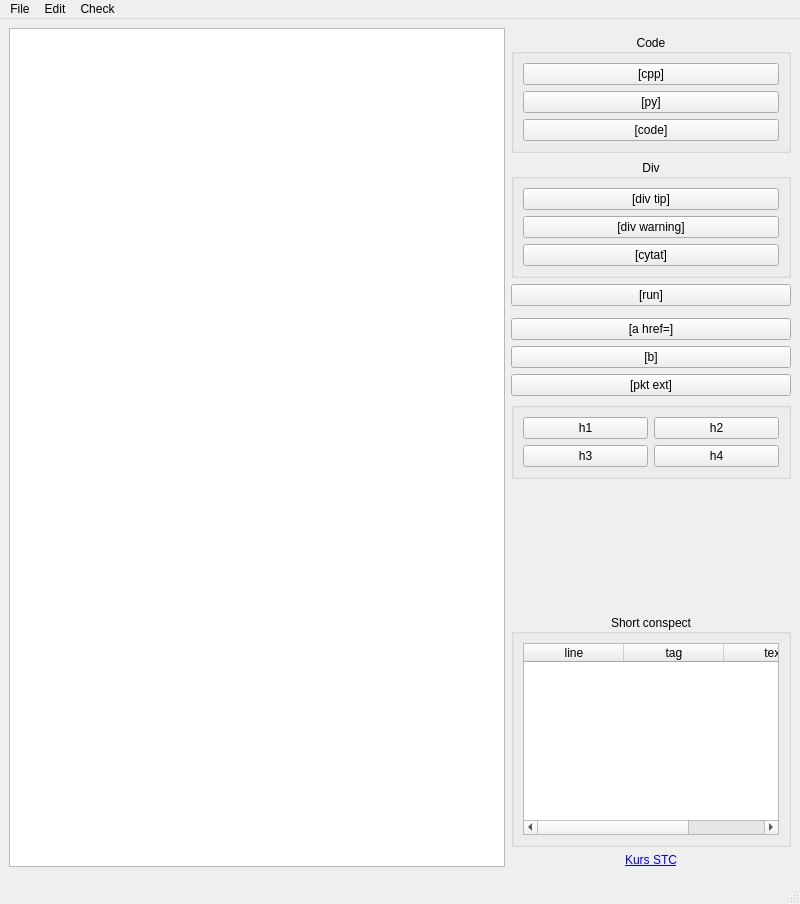
baziorek/STC_editor, file ui/mainwindow.ui: the form before one commit.
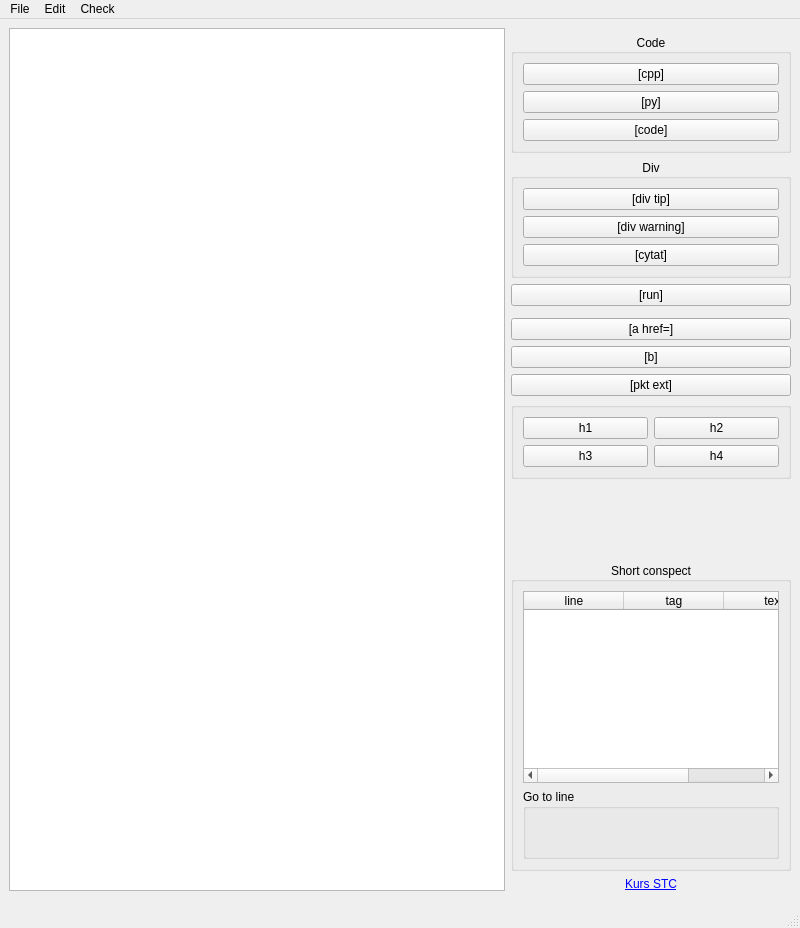
The form after the commit. Custom widgets are drawn as their Qt base class.

Commit message: Added widget which helps to go to line

The edit to the form file:
```diff
--- a/ui/mainwindow.ui
+++ b/ui/mainwindow.ui
@@ -7,7 +7,7 @@
     <x>0</x>
     <y>0</y>
     <width>800</width>
-    <height>904</height>
+    <height>928</height>
    </rect>
   </property>
   <property name="windowTitle">
@@ -84,6 +84,19 @@
          </column>
         </widget>
        </item>
+       <item>
+        <widget class="GoToLineWidget" name="goToLineGroupBox">
+         <property name="minimumSize">
+          <size>
+           <width>0</width>
+           <height>70</height>
+          </size>
+         </property>
+         <property name="title">
+          <string>Go to line</string>
+         </property>
+        </widget>
+       </item>
       </layout>
      </widget>
     </item>
@@ -371,6 +384,12 @@
    <header location="global">ui/errorlist.h</header>
    <container>1</container>
   </customwidget>
+  <customwidget>
+   <class>GoToLineWidget</class>
+   <extends>QGroupBox</extends>
+   <header>ui/gotolinewidget.h</header>
+   <container>1</container>
+  </customwidget>
  </customwidgets>
  <tabstops>
   <tabstop>plainTextEdit</tabstop>
```
Left out of the diff: 16 changed lines with no effect on the pictures. The commit also changes 7 other files.
